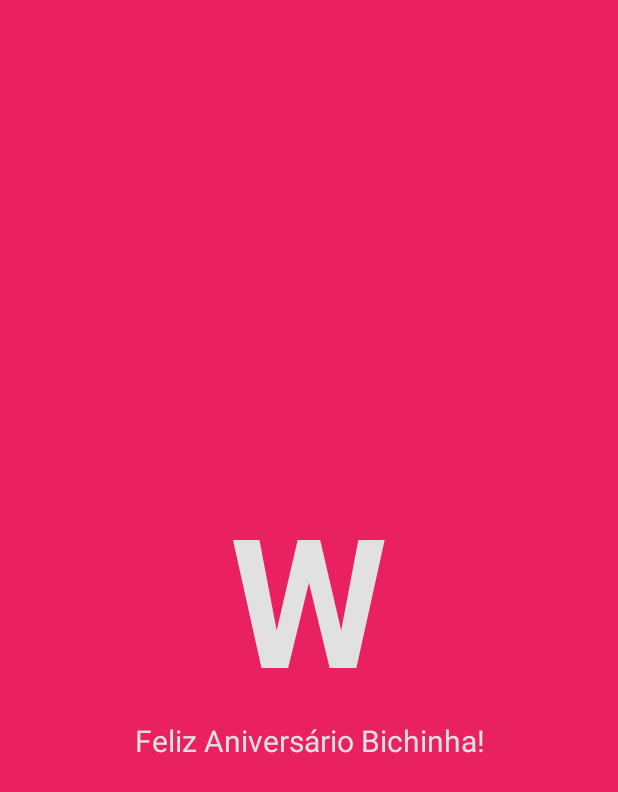
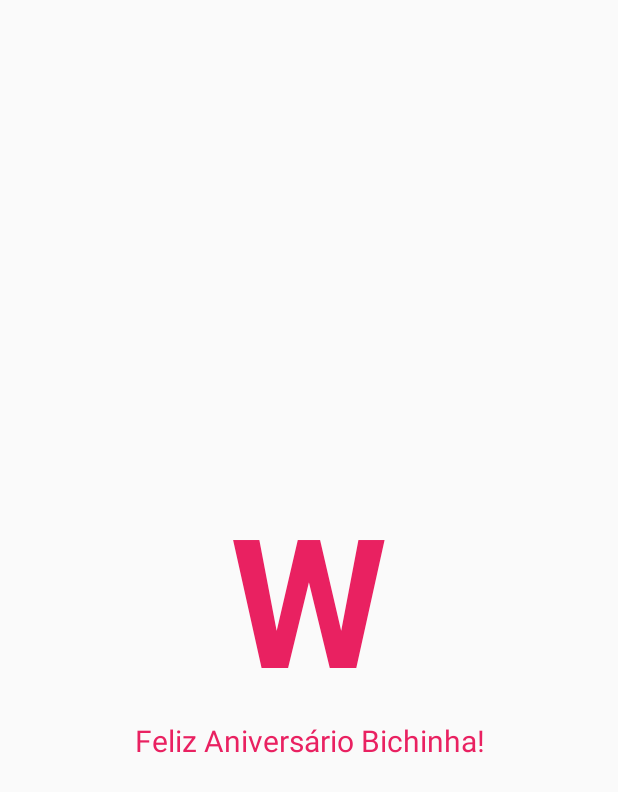
Before and after one commit to othman853/misterious-app, an Android app: the layout splash_screen.xml on its own in the app's theme, with its tools: preview values and no code run, on a phone screen of 412 x 824 dp. Shown: the top 792 px of the screen. Run offline under Robolectric (Android 15) with nearby library versions, the phone set to English and light mode, and no system bars.

Commit message:
Fixing splash screen

```diff
--- a/app/src/main/res/layout/splash_screen.xml
+++ b/app/src/main/res/layout/splash_screen.xml
@@ -4,7 +4,7 @@
         android:orientation="vertical"
         android:layout_width="match_parent"
         android:layout_height="match_parent"
-        android:background="@color/pink"
+        android:background="@android:color/transparent"
         android:gravity="center"
         android:layout_gravity="center">
 
@@ -15,7 +15,7 @@
             android:text="W"
             android:textSize="120dp"
             android:textStyle="bold"
-            android:textColor="@color/white"
+            android:textColor="@color/pink"
             android:padding="2dp"
             android:gravity="center"/>
 
@@ -25,7 +25,7 @@
             android:layout_height="wrap_content"
             android:gravity="center"
             android:textSize="20dp"
-            android:textColor="@color/white"
+            android:textColor="@color/pink"
             android:text="@string/app_name"/>
 
 </LinearLayout>
```
Also changed, not shown: app/src/main/java/com/example/yasser/myapplication/MainActivity.java (+8 -0 lines), app/src/main/java/com/example/yasser/myapplication/SplashScreen.java (deleted, +0 -47 lines).
